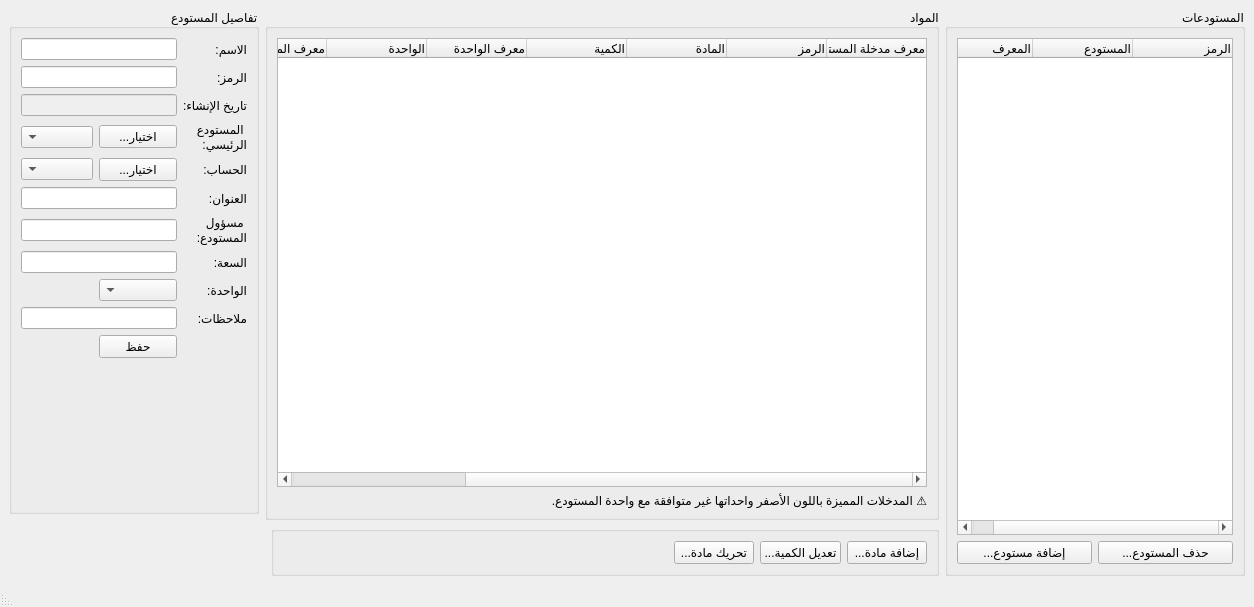
Before: the Qt Designer form Ui_Warehouses.ui in rabee361/E-commerce2, drawn with Qt 5.
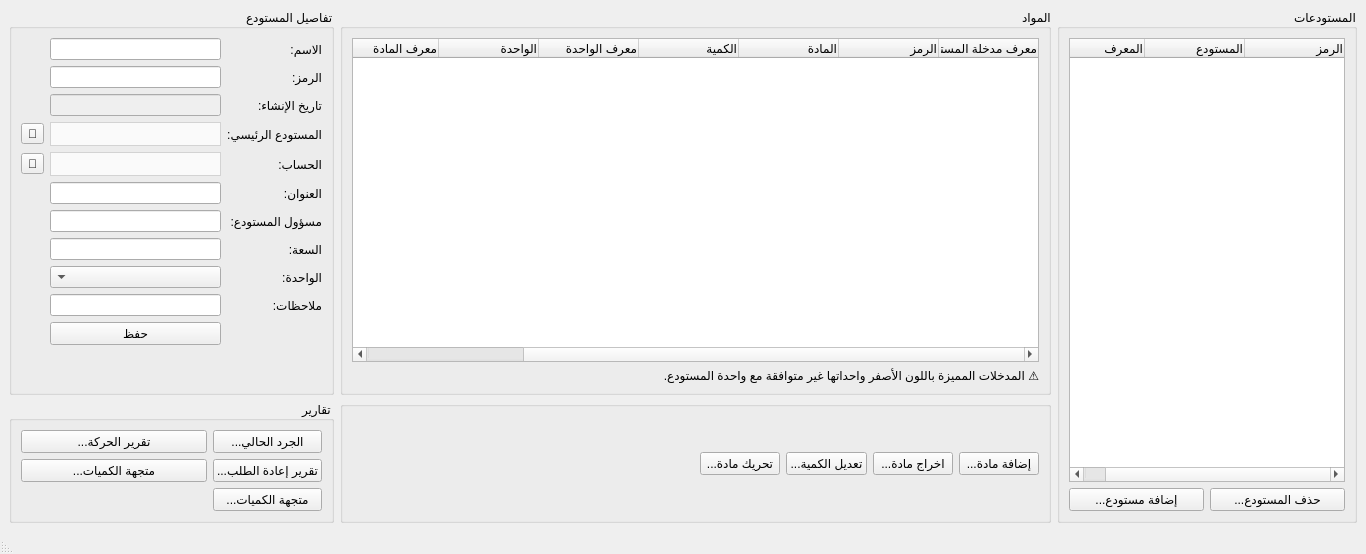
After: the same form once the commit is applied.

The edit to the form file:
```diff
--- a/Ui_Warehouses.ui
+++ b/Ui_Warehouses.ui
@@ -6,8 +6,8 @@
    <rect>
     <x>0</x>
     <y>0</y>
-    <width>1254</width>
-    <height>607</height>
+    <width>1366</width>
+    <height>554</height>
    </rect>
   </property>
   <property name="sizePolicy">
@@ -35,8 +35,8 @@
    <enum>Qt::RightToLeft</enum>
   </property>
   <widget class="QWidget" name="centralwidget">
-   <layout class="QGridLayout" name="gridLayout_5">
-    <item row="2" column="1">
+   <layout class="QGridLayout" name="gridLayout_6">
+    <item row="1" column="1">
      <widget class="QGroupBox" name="groupBox_4">
       <property name="layoutDirection">
        <enum>Qt::RightToLeft</enum>
@@ -45,21 +45,28 @@
        <string/>
       </property>
       <layout class="QGridLayout" name="gridLayout_4">
-       <item row="0" column="0">
-        <widget class="QPushButton" name="add_material_btn">
-         <property name="text">
-          <string>...إضافة مادة</string>
-         </property>
-        </widget>
-       </item>
-       <item row="0" column="2">
+       <item row="0" column="3">
         <widget class="QPushButton" name="move_material_btn">
          <property name="text">
           <string>...تحريك مادة</string>
          </property>
         </widget>
        </item>
-       <item row="0" column="3">
+       <item row="0" column="2">
+        <widget class="QPushButton" name="edit_material_quantity_btn">
+         <property name="text">
+          <string>...تعديل الكمية</string>
+         </property>
+        </widget>
+       </item>
+       <item row="0" column="0">
+        <widget class="QPushButton" name="add_material_btn">
+         <property name="text">
+          <string>...إضافة مادة</string>
+         </property>
+        </widget>
+       </item>
+       <item row="0" column="4">
         <spacer name="horizontalSpacer">
          <property name="orientation">
           <enum>Qt::Horizontal</enum>
@@ -73,184 +80,16 @@
         </spacer>
        </item>
        <item row="0" column="1">
-        <widget class="QPushButton" name="edit_material_quantity_btn">
+        <widget class="QPushButton" name="remove_material_btn">
          <property name="text">
-          <string>...تعديل الكمية</string>
+          <string>...اخراج مادة</string>
          </property>
         </widget>
        </item>
       </layout>
      </widget>
     </item>
-    <item row="0" column="3">
-     <widget class="QGroupBox" name="groupBox_5">
-      <property name="minimumSize">
-       <size>
-        <width>250</width>
-        <height>0</height>
-       </size>
-      </property>
-      <property name="maximumSize">
-       <size>
-        <width>250</width>
-        <height>16777215</height>
-       </size>
-      </property>
-      <property name="layoutDirection">
-       <enum>Qt::RightToLeft</enum>
-      </property>
-      <property name="title">
-       <string>تفاصيل المستودع</string>
-      </property>
-      <layout class="QGridLayout" name="gridLayout_6">
-       <item row="0" column="1" colspan="2">
-        <widget class="QLineEdit" name="name_input"/>
-       </item>
-       <item row="10" column="1">
-        <widget class="QPushButton" name="save_btn">
-         <property name="text">
-          <string>حفظ</string>
-         </property>
-        </widget>
-       </item>
-       <item row="3" column="1">
-        <widget class="QPushButton" name="select_parent_btn">
-         <property name="text">
-          <string>...اختيار</string>
-         </property>
-        </widget>
-       </item>
-       <item row="8" column="1">
-        <widget class="QComboBox" name="capacity_unit_combobox"/>
-       </item>
-       <item row="3" column="2">
-        <widget class="QComboBox" name="parent_combobox"/>
-       </item>
-       <item row="4" column="2">
-        <widget class="QComboBox" name="account_combobox"/>
-       </item>
-       <item row="4" column="1">
-        <widget class="QPushButton" name="select_account_btn">
-         <property name="text">
-          <string>...اختيار</string>
-         </property>
-        </widget>
-       </item>
-       <item row="6" column="1" colspan="2">
-        <widget class="QLineEdit" name="manager_input"/>
-       </item>
-       <item row="5" column="1" colspan="2">
-        <widget class="QLineEdit" name="address_input"/>
-       </item>
-       <item row="7" column="1" colspan="2">
-        <widget class="QLineEdit" name="capacity_input"/>
-       </item>
-       <item row="1" column="1" colspan="2">
-        <widget class="QLineEdit" name="code_input"/>
-       </item>
-       <item row="2" column="1" colspan="2">
-        <widget class="QLineEdit" name="date_input">
-         <property name="enabled">
-          <bool>false</bool>
-         </property>
-        </widget>
-       </item>
-       <item row="9" column="1" colspan="2">
-        <widget class="QLineEdit" name="notes_input"/>
-       </item>
-       <item row="11" column="1">
-        <spacer name="verticalSpacer">
-         <property name="orientation">
-          <enum>Qt::Vertical</enum>
-         </property>
-         <property name="sizeHint" stdset="0">
-          <size>
-           <width>20</width>
-           <height>391</height>
-          </size>
-         </property>
-        </spacer>
-       </item>
-       <item row="0" column="0">
-        <widget class="QLabel" name="label">
-         <property name="text">
-          <string>الاسم:</string>
-         </property>
-        </widget>
-       </item>
-       <item row="1" column="0">
-        <widget class="QLabel" name="label_2">
-         <property name="text">
-          <string>الرمز:</string>
-         </property>
-        </widget>
-       </item>
-       <item row="2" column="0">
-        <widget class="QLabel" name="label_3">
-         <property name="text">
-          <string>تاريخ الإنشاء:</string>
-         </property>
-        </widget>
-       </item>
-       <item row="3" column="0">
-        <widget class="QLabel" name="label_4">
-         <property name="text">
-          <string>المستودع الرئيسي:</string>
-         </property>
-         <property name="wordWrap">
-          <bool>true</bool>
-         </property>
-        </widget>
-       </item>
-       <item row="5" column="0">
-        <widget class="QLabel" name="label_6">
-         <property name="text">
-          <string>العنوان:</string>
-         </property>
-        </widget>
-       </item>
-       <item row="4" column="0">
-        <widget class="QLabel" name="label_5">
-         <property name="text">
-          <string>الحساب:</string>
-         </property>
-        </widget>
-       </item>
-       <item row="6" column="0">
-        <widget class="QLabel" name="label_7">
-         <property name="text">
-          <string>مسؤول المستودع:</string>
-         </property>
-         <property name="wordWrap">
-          <bool>true</bool>
-         </property>
-        </widget>
-       </item>
-       <item row="7" column="0">
-        <widget class="QLabel" name="label_9">
-         <property name="text">
-          <string>السعة:</string>
-         </property>
-        </widget>
-       </item>
-       <item row="8" column="0">
-        <widget class="QLabel" name="label_10">
-         <property name="text">
-          <string>الواحدة:</string>
-         </property>
-        </widget>
-       </item>
-       <item row="9" column="0">
-        <widget class="QLabel" name="label_8">
-         <property name="text">
-          <string>ملاحظات:</string>
-         </property>
-        </widget>
-       </item>
-      </layout>
-     </widget>
-    </item>
-    <item row="0" column="1" rowspan="2" colspan="2">
+    <item row="0" column="1">
      <widget class="QGroupBox" name="groupBox_3">
       <property name="layoutDirection">
        <enum>Qt::RightToLeft</enum>
@@ -259,6 +98,13 @@
        <string>المواد</string>
       </property>
       <layout class="QGridLayout" name="gridLayout_3">
+       <item row="2" column="0">
+        <widget class="QLabel" name="label_11">
+         <property name="text">
+          <string>⚠️ المدخلات المميزة باللون الأصفر واحداتها غير متوافقة مع واحدة المستودع.</string>
+         </property>
+        </widget>
+       </item>
        <item row="0" column="0">
         <widget class="QTableWidget" name="materials_table">
          <property name="maximumSize">
@@ -374,33 +220,10 @@
          </column>
         </widget>
        </item>
-       <item row="1" column="0">
-        <widget class="QLabel" name="label_11">
-         <property name="text">
-          <string>⚠️ المدخلات المميزة باللون الأصفر واحداتها غير متوافقة مع واحدة المستودع.</string>
-         </property>
-        </widget>
-       </item>
       </layout>
      </widget>
     </item>
-    <item row="2" column="3">
-     <spacer name="horizontalSpacer_2">
-      <property name="orientation">
-       <enum>Qt::Horizontal</enum>
-      </property>
-      <property name="sizeType">
-       <enum>QSizePolicy::Fixed</enum>
-      </property>
-      <property name="sizeHint" stdset="0">
-       <size>
-        <width>240</width>
-        <height>20</height>
-       </size>
-      </property>
-     </spacer>
-    </item>
-    <item row="0" column="0" rowspan="3">
+    <item row="0" column="0" rowspan="2">
      <widget class="QGroupBox" name="groupBox">
       <property name="minimumSize">
        <size>
@@ -472,6 +295,242 @@
       </layout>
      </widget>
     </item>
+    <item row="0" column="2">
+     <widget class="QGroupBox" name="groupBox_5">
+      <property name="minimumSize">
+       <size>
+        <width>325</width>
+        <height>0</height>
+       </size>
+      </property>
+      <property name="maximumSize">
+       <size>
+        <width>325</width>
+        <height>16777215</height>
+       </size>
+      </property>
+      <property name="layoutDirection">
+       <enum>Qt::RightToLeft</enum>
+      </property>
+      <property name="title">
+       <string>تفاصيل المستودع</string>
+      </property>
+      <layout class="QGridLayout" name="gridLayout_5">
+       <item row="3" column="0">
+        <widget class="QLabel" name="label_4">
+         <property name="text">
+          <string>المستودع الرئيسي:</string>
+         </property>
+         <property name="wordWrap">
+          <bool>true</bool>
+         </property>
+        </widget>
+       </item>
+       <item row="6" column="0">
+        <widget class="QLabel" name="label_7">
+         <property name="text">
+          <string>مسؤول المستودع:</string>
+         </property>
+         <property name="wordWrap">
+          <bool>true</bool>
+         </property>
+        </widget>
+       </item>
+       <item row="2" column="0">
+        <widget class="QLabel" name="label_3">
+         <property name="text">
+          <string>تاريخ الإنشاء:</string>
+         </property>
+        </widget>
+       </item>
+       <item row="3" column="1">
+        <widget class="QComboBox" name="parent_combobox">
+         <property name="styleSheet">
+          <string notr="true">QComboBox {
+        background-color: #fafafa;
+        border: 1px solid lightgrey;		
+		height: 22px;
+		color: black;
+    }
+    QComboBox::drop-down {
+        border: none;
+    }</string>
+         </property>
+        </widget>
+       </item>
+       <item row="4" column="0">
+        <widget class="QLabel" name="label_5">
+         <property name="text">
+          <string>الحساب:</string>
+         </property>
+        </widget>
+       </item>
+       <item row="6" column="1">
+        <widget class="QLineEdit" name="manager_input"/>
+       </item>
+       <item row="11" column="1">
+        <spacer name="verticalSpacer">
+         <property name="orientation">
+          <enum>Qt::Vertical</enum>
+         </property>
+         <property name="sizeHint" stdset="0">
+          <size>
+           <width>20</width>
+           <height>40</height>
+          </size>
+         </property>
+        </spacer>
+       </item>
+       <item row="2" column="1">
+        <widget class="QLineEdit" name="date_input">
+         <property name="enabled">
+          <bool>false</bool>
+         </property>
+        </widget>
+       </item>
+       <item row="0" column="0">
+        <widget class="QLabel" name="label">
+         <property name="text">
+          <string>الاسم:</string>
+         </property>
+        </widget>
+       </item>
+       <item row="4" column="2">
+        <widget class="QToolButton" name="select_account_btn">
+         <property name="text">
+          <string>🔎</string>
+         </property>
+        </widget>
+       </item>
+       <item row="7" column="1">
+        <widget class="QLineEdit" name="capacity_input"/>
+       </item>
+       <item row="10" column="1">
+        <widget class="QPushButton" name="save_btn">
+         <property name="text">
+          <string>حفظ</string>
+         </property>
+        </widget>
+       </item>
+       <item row="3" column="2">
+        <widget class="QToolButton" name="select_parent_btn">
+         <property name="text">
+          <string>🔎</string>
+         </property>
+        </widget>
+       </item>
+       <item row="5" column="0">
+        <widget class="QLabel" name="label_6">
+         <property name="text">
+          <string>العنوان:</string>
+         </property>
+        </widget>
+       </item>
+       <item row="4" column="1">
+        <widget class="QComboBox" name="account_combobox">
+         <property name="styleSheet">
+          <string notr="true">QComboBox {
+        background-color: #fafafa;
+        border: 1px solid lightgrey;		
+		height: 22px;
+		color: black;
+    }
+    QComboBox::drop-down {
+        border: none;
+    }</string>
+         </property>
+        </widget>
+       </item>
+       <item row="9" column="1">
+        <widget class="QLineEdit" name="notes_input"/>
+       </item>
+       <item row="9" column="0">
+        <widget class="QLabel" name="label_8">
+         <property name="text">
+          <string>ملاحظات:</string>
+         </property>
+        </widget>
+       </item>
+       <item row="7" column="0">
+        <widget class="QLabel" name="label_9">
+         <property name="text">
+          <string>السعة:</string>
+         </property>
+        </widget>
+       </item>
+       <item row="5" column="1">
+        <widget class="QLineEdit" name="address_input"/>
+       </item>
+       <item row="0" column="1">
+        <widget class="QLineEdit" name="name_input"/>
+       </item>
+       <item row="8" column="0">
+        <widget class="QLabel" name="label_10">
+         <property name="text">
+          <string>الواحدة:</string>
+         </property>
+        </widget>
+       </item>
+       <item row="8" column="1">
+        <widget class="QComboBox" name="capacity_unit_combobox"/>
+       </item>
+       <item row="1" column="1">
+        <widget class="QLineEdit" name="code_input"/>
+       </item>
+       <item row="1" column="0">
+        <widget class="QLabel" name="label_2">
+         <property name="text">
+          <string>الرمز:</string>
+         </property>
+        </widget>
+       </item>
+      </layout>
+     </widget>
+    </item>
+    <item row="1" column="2">
+     <widget class="QGroupBox" name="groupBox_2">
+      <property name="title">
+       <string>تقارير</string>
+      </property>
+      <layout class="QGridLayout" name="gridLayout_2">
+       <item row="1" column="1" rowspan="2" colspan="2">
+        <widget class="QPushButton" name="warehouse_reports">
+         <property name="text">
+          <string>...متجهة الكميات</string>
+         </property>
+        </widget>
+       </item>
+       <item row="1" column="0" rowspan="2">
+        <widget class="QPushButton" name="warehouse_reports_3">
+         <property name="text">
+          <string>...تقرير إعادة الطلب</string>
+         </property>
+        </widget>
+       </item>
+       <item row="0" column="0">
+        <widget class="QPushButton" name="warehouse_reports_2">
+         <property name="text">
+          <string>...الجرد الحالي</string>
+         </property>
+        </widget>
+       </item>
+       <item row="0" column="1" colspan="2">
+        <widget class="QPushButton" name="warehouse_reports_4">
+         <property name="text">
+          <string>...تقرير الحركة</string>
+         </property>
+        </widget>
+       </item>
+       <item row="3" column="0">
+        <widget class="QPushButton" name="warehouse_reports_5">
+         <property name="text">
+          <string>...متجهة الكميات</string>
+         </property>
+        </widget>
+       </item>
+      </layout>
+     </widget>
+    </item>
    </layout>
   </widget>
   <widget class="QMenuBar" name="menubar">
```
Left out of the diff: 5 changed lines with no effect on the pictures.
